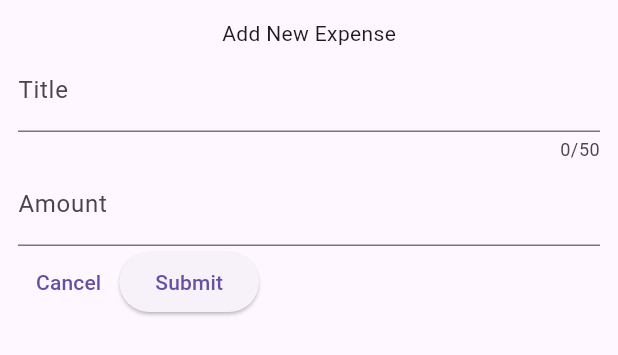
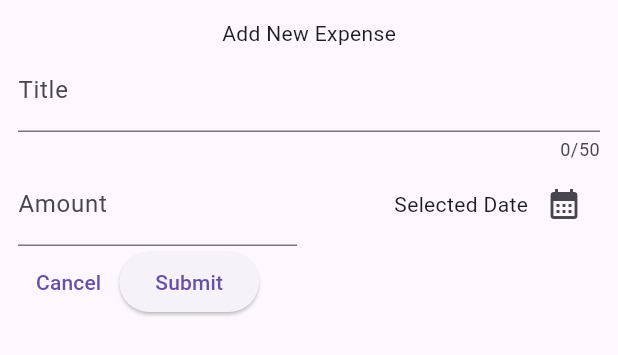
Before and after one commit to raflyyyanuar/expense_tracker, a Flutter app: the NewExpense widget shown alone on an empty page, opened directly, on a phone screen of 412 x 824 dp. Shown: the top 355 px of the screen. Run offline on Flutter 3.47's test engine with Material 3 defaults, Android fonts, the phone set to English and light mode, and no system bars.

Commit message:
show date picker

```diff
--- a/lib/widgets/new_expense.dart
+++ b/lib/widgets/new_expense.dart
@@ -13,6 +13,16 @@ class _NewExpenseState extends State<NewExpense> {
   final titleController = TextEditingController();
   final amountController = TextEditingController();
 
+  void _showDatePicker() {
+    final now = DateTime.now();
+    showDatePicker(
+      context: context,
+      initialDate: now,
+      firstDate: DateTime(now.year - 1, now.month, now.day),
+      lastDate: now,
+    );
+  }
+
   @override
   void dispose() {
     titleController.dispose();
@@ -26,7 +36,7 @@ class _NewExpenseState extends State<NewExpense> {
       padding: const EdgeInsets.all(12),
       child: Column(
         children: [
-          Text("Add New Expense"),
+          const Text("Add New Expense"),
           // Title
           TextField(
             controller: titleController,
@@ -35,14 +45,32 @@ class _NewExpenseState extends State<NewExpense> {
               label: Text("Title"),
             ),
           ),
+          Row(
+            children: [
               // Amount
-          TextField(
+              Expanded(
+                child: TextField(
                   controller: amountController,
                   decoration: const InputDecoration(
                     prefixText: "\$ ",
                     label: Text("Amount"),
                   ),
                   keyboardType: TextInputType.number,
+                ),
+              ),
+              const SizedBox(width: 16),
+              Expanded(
+                child: Row(
+                  mainAxisAlignment: MainAxisAlignment.end,
+                  children: [
+                    const Text("Selected Date"),
+                    IconButton(
+                        onPressed: _showDatePicker,
+                        icon: const Icon(Icons.calendar_month)),
+                  ],
+                ),
+              )
+            ],
           ),
           Row(
             children: [
```
Lines whose indentation alone changed are shown as unchanged.
